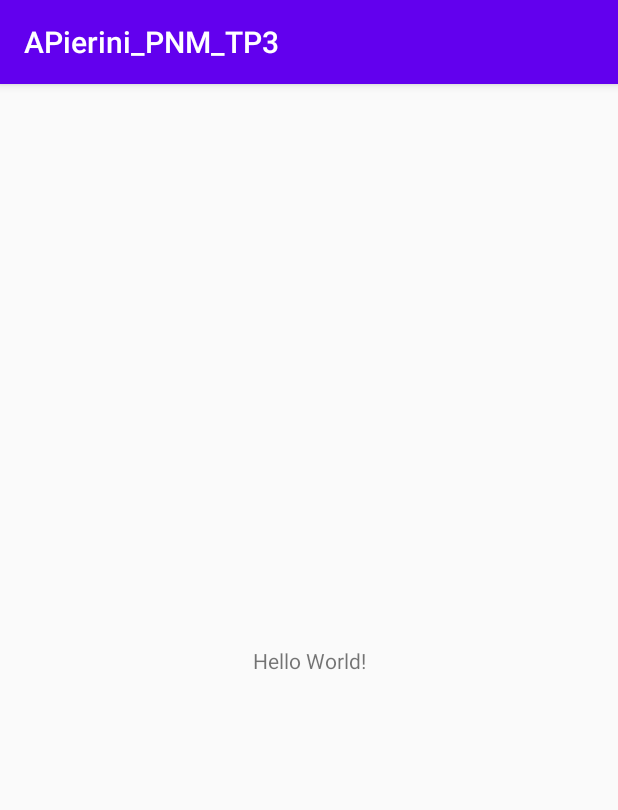
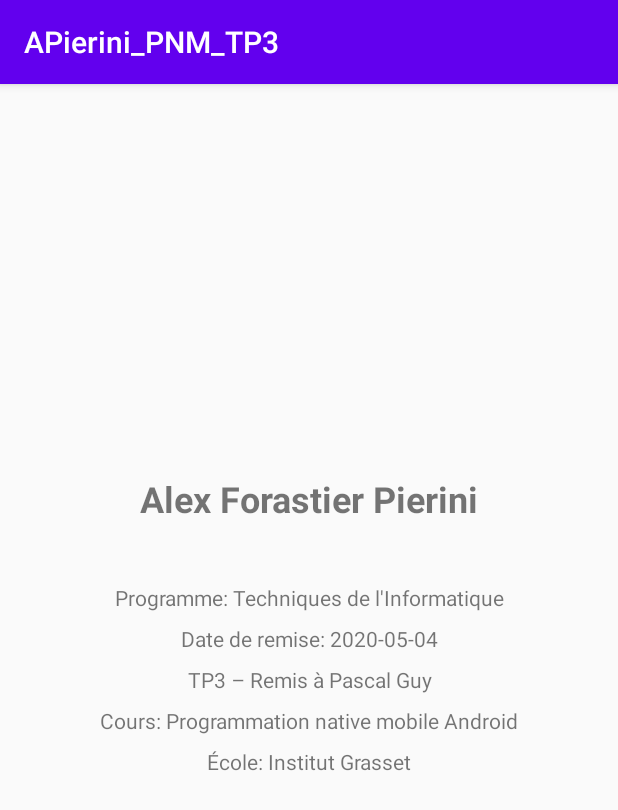
Before and after one commit to lexpierini/Calculatrice_Andriod, an Android app: the screen it shows after launch (MainActivity), on a phone screen of 412 x 824 dp. Shown: the top 810 px of the screen. Run offline under Robolectric (Android 15) with nearby library versions, the phone set to English and light mode, and no system bars.

Commit message:
Ajout de contenu sur l'écran d'accueil.

```diff
--- a/app/src/main/AndroidManifest.xml
+++ b/app/src/main/AndroidManifest.xml
@@ -9,6 +9,7 @@
         android:roundIcon="@mipmap/ic_launcher_round"
         android:supportsRtl="true"
         android:theme="@style/AppTheme">
+        <activity android:name=".CalculatriceActivity"></activity>
         <activity android:name=".MainActivity">
             <intent-filter>
                 <action android:name="android.intent.action.MAIN" />
--- /dev/null
+++ b/app/src/main/java/com/example/apierini_pnm_tp3/CalculatriceActivity.java
@@ -0,0 +1,14 @@
+package com.example.apierini_pnm_tp3;
+
+import androidx.appcompat.app.AppCompatActivity;
+
+import android.os.Bundle;
+
+public class CalculatriceActivity extends AppCompatActivity {
+
+    @Override
+    protected void onCreate(Bundle savedInstanceState) {
+        super.onCreate(savedInstanceState);
+        setContentView(R.layout.activity_calculatrice);
+    }
+}
--- /dev/null
+++ b/app/src/main/res/layout/activity_calculatrice.xml
@@ -0,0 +1,9 @@
+<?xml version="1.0" encoding="utf-8"?>
+<androidx.constraintlayout.widget.ConstraintLayout xmlns:android="http://schemas.android.com/apk/res/android"
+    xmlns:app="http://schemas.android.com/apk/res-auto"
+    xmlns:tools="http://schemas.android.com/tools"
+    android:layout_width="match_parent"
+    android:layout_height="match_parent"
+    tools:context=".CalculatriceActivity">
+
+</androidx.constraintlayout.widget.ConstraintLayout>
--- a/app/src/main/res/layout/activity_main.xml
+++ b/app/src/main/res/layout/activity_main.xml
@@ -1,18 +1,62 @@
 <?xml version="1.0" encoding="utf-8"?>
-<androidx.constraintlayout.widget.ConstraintLayout xmlns:android="http://schemas.android.com/apk/res/android"
+<LinearLayout xmlns:android="http://schemas.android.com/apk/res/android"
     xmlns:app="http://schemas.android.com/apk/res-auto"
     xmlns:tools="http://schemas.android.com/tools"
     android:layout_width="match_parent"
     android:layout_height="match_parent"
+    android:layout_margin="10dip"
+    android:orientation="vertical"
     tools:context=".MainActivity">
 
     <TextView
-        android:layout_width="wrap_content"
+        android:id="@+id/textView"
+        android:layout_width="match_parent"
         android:layout_height="wrap_content"
-        android:text="Hello World!"
-        app:layout_constraintBottom_toBottomOf="parent"
-        app:layout_constraintLeft_toLeftOf="parent"
-        app:layout_constraintRight_toRightOf="parent"
-        app:layout_constraintTop_toTopOf="parent" />
+        android:layout_marginTop="250dip"
+        android:layout_marginBottom="32dip"
+        android:gravity="center_horizontal|center_vertical"
+        android:text="@string/Programmeur"
+        android:textSize="24sp"
+        android:textStyle="bold" />
 
-</androidx.constraintlayout.widget.ConstraintLayout>
+    <TextView
+        android:id="@+id/textView3"
+        android:layout_width="match_parent"
+        android:layout_height="wrap_content"
+        android:layout_marginTop="8dip"
+        android:gravity="center_horizontal|center_vertical"
+        android:text="@string/Programme" />
+
+    <TextView
+        android:id="@+id/textView6"
+        android:layout_width="match_parent"
+        android:layout_height="wrap_content"
+        android:layout_marginTop="8dip"
+        android:gravity="center_horizontal|center_vertical"
+        android:text="@string/Remis" />
+
+    <TextView
+        android:id="@+id/textView5"
+        android:layout_width="match_parent"
+        android:layout_height="wrap_content"
+        android:layout_marginTop="8dip"
+        android:gravity="center_horizontal|center_vertical"
+        android:text="@string/TP_Professor" />
+
+    <TextView
+        android:id="@+id/textView4"
+        android:layout_width="match_parent"
+        android:layout_height="wrap_content"
+        android:layout_marginTop="8dip"
+        android:gravity="center_horizontal|center_vertical"
+        android:text="@string/Cours" />
+
+    <TextView
+        android:id="@+id/textView2"
+        android:layout_width="match_parent"
+        android:layout_height="wrap_content"
+        android:layout_marginTop="8dip"
+        android:gravity="center_horizontal|center_vertical"
+        android:text="@string/Ecole" />
+
+</LinearLayout>
--- a/app/src/main/res/values/strings.xml
+++ b/app/src/main/res/values/strings.xml
@@ -1,3 +1,9 @@
 <resources>
-    <string name="app_name">APierini_PNM_TP3</string>
+    <string name="app_name" translatable="false">APierini_PNM_TP3</string>
+    <string name="Programmeur" translatable="false">Alex Forastier Pierini</string>
+    <string name="Ecole">École: Institut Grasset</string>
+    <string name="Programme">Programme: Techniques de l\'Informatique</string>
+    <string name="Cours">Cours: Programmation native mobile Android</string>
+    <string name="TP_Professor">TP3 – Remis à Pascal Guy</string>
+    <string name="Remis">Date de remise: 2020-05-04</string>
 </resources>
```
Also changed, not shown: 2 other files.
